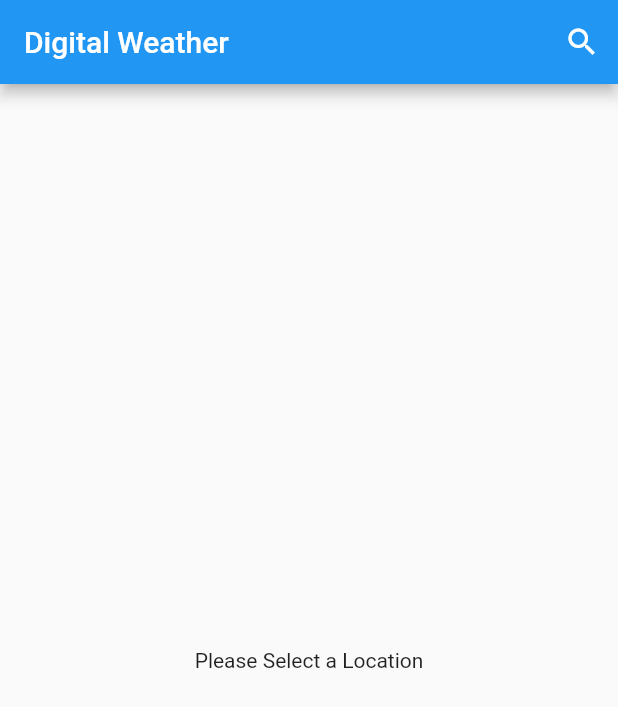
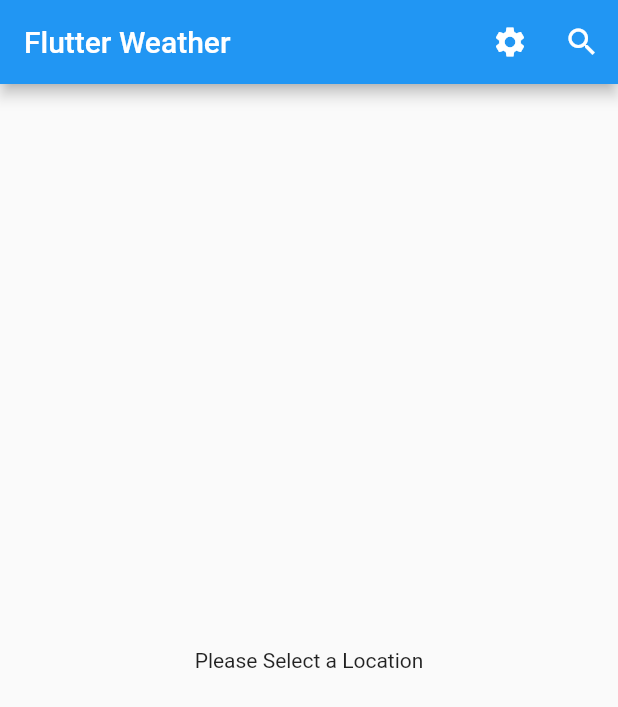
Before and after one commit to MarcioQuimbundo/digitalweather, a Flutter app: the screen it shows after launch, on a phone screen of 412 x 824 dp. Shown: the top 707 px of the screen. Run offline on Flutter 3.47's test engine with Material 2 defaults, Android fonts, the phone set to English and light mode, and no system bars; our stand-ins replace bloc, equatable, flutter_bloc.

Commit message:
bug solved, flutter_bloc updated and some features added

```diff
--- /dev/null
+++ b/lib/src/blocs/blocs.dart
@@ -0,0 +1 @@
+export './weather_bloc.dart';
--- a/lib/src/blocs/weather_bloc.dart
+++ b/lib/src/blocs/weather_bloc.dart
@@ -1,15 +1,53 @@
-import 'package:digitalweather/src/blocs/weather_events.dart';
-import 'package:digitalweather/src/blocs/weather_states.dart';
 import 'package:meta/meta.dart';
 import 'package:bloc/bloc.dart';
+import 'package:equatable/equatable.dart';
 
 import 'package:digitalweather/src/repositories/weather_repository.dart';
 import 'package:digitalweather/src/models/weather_model.dart';
 
-class WeatherBloc extends Bloc<WeatherEvent, WeatherState>{
+abstract class WeatherEvent extends Equatable {
+  WeatherEvent([List props = const []]) : super(props);
+}
+
+class FetchWeather extends WeatherEvent {
+  final String city;
+
+  FetchWeather({@required this.city})
+      : assert(city != null),
+        super([city]);
+}
+
+class RefreshWeather extends WeatherEvent {
+  final String city;
+
+  RefreshWeather({@required this.city})
+      : assert(city != null),
+        super([city]);
+}
+
+abstract class WeatherState extends Equatable {
+  WeatherState([List props = const []]) : super(props);
+}
+
+class WeatherEmpty extends WeatherState {}
+
+class WeatherLoading extends WeatherState {}
+
+class WeatherLoaded extends WeatherState {
+  final Weather weather;
+
+  WeatherLoaded({@required this.weather})
+      : assert(weather != null),
+        super([weather]);
+}
+
+class WeatherError extends WeatherState {}
+
+class WeatherBloc extends Bloc<WeatherEvent, WeatherState> {
   final WeatherRepository weatherRepository;
 
-  WeatherBloc({@required this.weatherRepository}) : assert(weatherRepository != null);
+  WeatherBloc({@required this.weatherRepository})
+      : assert(weatherRepository != null);
 
   @override
   WeatherState get initialState => WeatherEmpty();
@@ -28,5 +66,14 @@ class WeatherBloc extends Bloc<WeatherEvent, WeatherState>{
         yield WeatherError();
       }
     }
+
+    if (event is RefreshWeather) {
+      try {
+        final Weather weather = await weatherRepository.getWeather(event.city);
+        yield WeatherLoaded(weather: weather);
+      } catch (_) {
+        yield currentState;
+      }
+    }
   }
 }
--- /dev/null
+++ b/lib/src/repositories/repositories.dart
@@ -0,0 +1,2 @@
+export 'weather_api_client.dart';
+export './weather_repository.dart';
--- a/lib/src/widgets/weather.dart
+++ b/lib/src/widgets/weather.dart
@@ -1,16 +1,12 @@
 import 'dart:async';
 
-import 'package:digitalweather/src/blocs/weather_events.dart';
-import 'package:digitalweather/src/blocs/weather_states.dart';
-import 'package:digitalweather/src/widgets/city_selection.dart';
 import 'package:flutter/material.dart';
 
 import 'package:flutter_bloc/flutter_bloc.dart';
 
-import 'package:digitalweather/src/widgets/weather.dart';
-import 'package:digitalweather/src/repositories/weather_api_client.dart';
-import 'package:digitalweather/src/repositories/weather_repository.dart';
-import 'package:digitalweather/src/blocs/weather_bloc.dart';
+import 'package:digitalweather/src/widgets/widgets.dart';
+import 'package:digitalweather/src/repositories/repositories.dart';
+import 'package:digitalweather/src/blocs/blocs.dart';
 
 class Weather extends StatefulWidget {
   final WeatherRepository weatherRepository;
@@ -36,8 +32,13 @@ class _WeatherState extends State<Weather> {
   Widget build(BuildContext context) {
     return Scaffold(
       appBar: AppBar(
-        title: Text('Digital Weather'),
+        title: Text('Flutter Weather'),
         actions: <Widget>[
+          IconButton(
+            icon: Icon(Icons.settings),
+            onPressed: () {
+            },
+          ),
           IconButton(
             icon: Icon(Icons.search),
             onPressed: () async {
@@ -51,24 +52,29 @@ class _WeatherState extends State<Weather> {
                 _weatherBloc.dispatch(FetchWeather(city: city));
               }
             },
-          ),
+          )
         ],
       ),
       body: Center(
         child: BlocBuilder(
           bloc: _weatherBloc,
-          builder: (_, WeatherState state){
+          builder: (_, WeatherState state) {
             if (state is WeatherEmpty) {
-              return Center(child: Text('Please Select a Location'),);
+              return Center(child: Text('Please Select a Location'));
             }
             if (state is WeatherLoading) {
-              return Center(child: CircularProgressIndicator(),);
+              return Center(child: CircularProgressIndicator());
             }
             if (state is WeatherLoaded) {
               final weather = state.weather;
+              /*final themeBloc = BlocProvider.of<ThemeBloc>(context);
+              themeBloc.dispatch(WeatherChanged(condition: weather.condition));*/
 
-              return ListView(
-
+            }
+            if (state is WeatherError) {
+              return Text(
+                'Something went wrong!',
+                style: TextStyle(color: Colors.red),
               );
             }
           },
@@ -76,6 +82,7 @@ class _WeatherState extends State<Weather> {
       ),
     );
   }
+
   @override
   void dispose() {
     _weatherBloc.dispose();
--- a/pubspec.yaml
+++ b/pubspec.yaml
@@ -19,7 +19,7 @@ dependencies:
   # The following adds the Cupertino Icons font to your application.
   # Use with the CupertinoIcons class for iOS style icons.
   cupertino_icons: ^0.1.2
-  flutter_bloc: ^0.5.0
+  flutter_bloc: ^0.7.0
   http: ^0.12.0
   equatable: ^0.1.0
 dev_dependencies:
```
Also changed, not shown: lib/src/widgets/city_selection.dart (+13 -0 lines), lib/src/widgets/combined_weather_temperature.dart (added, +49 -0 lines), lib/src/widgets/last_updated.dart (added, +20 -0 lines), lib/src/widgets/location.dart (added, +23 -0 lines), lib/src/widgets/temperature.dart (added, +53 -0 lines), lib/src/widgets/weather_conditions.dart (added, +44 -0 lines), lib/src/widgets/widgets.dart (added, +7 -0 lines), assets/images/clear.png (added), assets/images/cloudy.png (added), assets/images/rainy.png (added), assets/images/snow.png (added), assets/images/thunderstorm.png (added).
